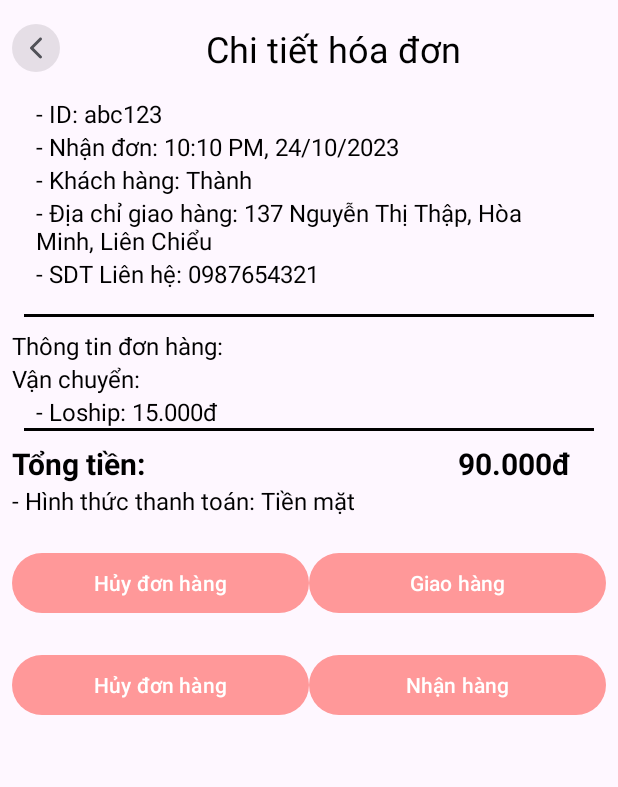
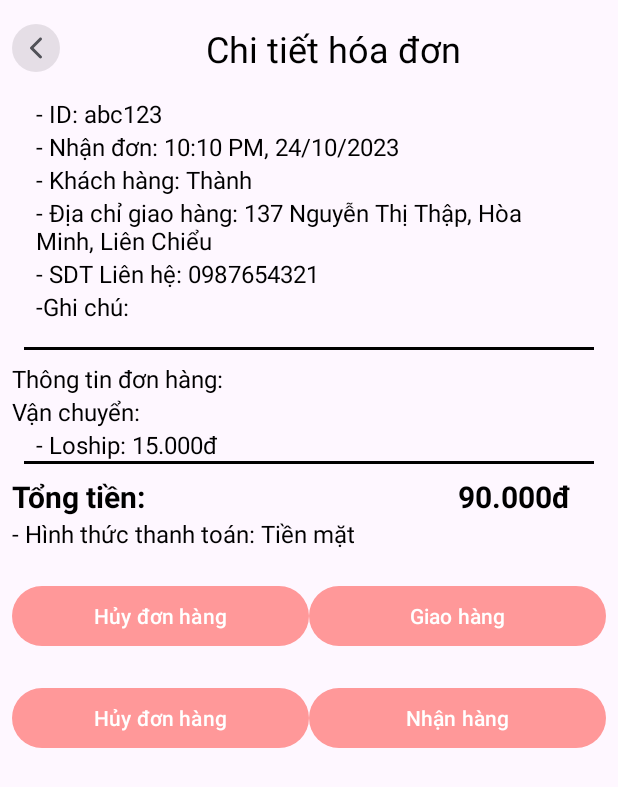
Before and after one commit to Mobile-Internship-2023-Org/Mobile-Internship-2023-Repo-FE, an Android app: the ChiTietHoaDonActivity screen opened directly, with no data from a screen before it, on a phone screen of 412 x 824 dp. Shown: the top 787 px of the screen. Run offline under Robolectric (Android 15) with nearby library versions, the phone set to English and light mode, and no system bars.

Commit message:
doan commit5

```diff
--- a/app/src/main/java/com/example/foody_app/activities/ChiTietHoaDonActivity.java
+++ b/app/src/main/java/com/example/foody_app/activities/ChiTietHoaDonActivity.java
@@ -36,7 +36,7 @@ import retrofit2.Response;
 
 public class ChiTietHoaDonActivity extends AppCompatActivity {
 
-    private TextView tvid, tvTen, tvDiaChi, tvNgayDat, tvsdt, tvTongTien;
+    private TextView tvid, tvTen, tvDiaChi, tvNgayDat, tvsdt, tvTongTien, tvGhiChu;
     private List<MonAnModel> mList = new ArrayList<>();
     private ListView mListView;
     private MonAnAdapter2 mAnAdapter2;
@@ -116,6 +116,8 @@ public class ChiTietHoaDonActivity extends AppCompatActivity {
         btnHuy2 = findViewById(R.id.btnHuyDon2);
         btnNhanDon = findViewById(R.id.btnNhanDon);
         btnNHanHang = findViewById(R.id.btnNhanHang);
+        imgBack = findViewById(R.id.imgBack);
+        tvGhiChu = findViewById(R.id.tvGhiChu);
     }
     private void getHoaDonById(int id){
         APIInterface apiInterface = APIClient.getInstance().create(APIInterface.class);
@@ -132,6 +134,12 @@ public class ChiTietHoaDonActivity extends AppCompatActivity {
                     tvTen.setText("Họ tên: "+model.getHoTen());
                     tvNgayDat.setText("Ngày đặt: "+new SimpleDateFormat("yyyy-MM-dd hh:mm").format(model.getNgayDat()));
                     tvTongTien.setText(ChiTietMonAnActivity.currencyFormat(""+model.getTongTienHoaDon())+"đ");
+                    Log.e("TAG", "onResponse: "+model.getGhiChu());
+                    if(model.getGhiChu().isEmpty()){
+                        tvGhiChu.setVisibility(View.GONE);
+                    }else{
+                        tvGhiChu.setText("Ghi chú: "+model.getGhiChu());
+                    }
                     if(trangThai.equals("Đã hoàn thành") || trangThai.equals("Hủy đơn")){
                         btnHuy1.setVisibility(View.GONE);
                         btnHuy2.setVisibility(View.GONE);
--- a/app/src/main/java/com/example/foody_app/activities/XacNhanDonHangActivity.java
+++ b/app/src/main/java/com/example/foody_app/activities/XacNhanDonHangActivity.java
@@ -530,7 +530,7 @@ public class XacNhanDonHangActivity extends AppCompatActivity
         int idGioHang = sharedPreferences.getInt("idGioHang", -1);
         String diaChi = sharedPreferences.getString("diaChi", "");
         int tongTienHoaDon = sharedPreferences.getInt("tongTien", -1);
-        String comment = sharedPreferences.getString("comment", "");
+        String comment = edComment.getText().toString();
         String phuongThucTT = sharedPreferences.getString("phuongThucTT", "Thanh toán tiền mặt");
 
         APIInterface apiInterface = APIClient.getInstance().create(APIInterface.class);
--- a/app/src/main/java/com/example/foody_app/fragments/GioHangFragment.java
+++ b/app/src/main/java/com/example/foody_app/fragments/GioHangFragment.java
@@ -115,7 +115,7 @@ public class GioHangFragment extends Fragment {
     public void updateTotalAmount() {
         long totalAmount = calculateTotal();
         TextView txtTongTien = getView().findViewById(R.id.txtTongTien);
-        txtTongTien.setText("Tổng tiền: " + ChiTietMonAnActivity.currencyFormat(totalAmount+"") + " VND");
+        txtTongTien.setText("Tổng tiền: " + ChiTietMonAnActivity.currencyFormat(totalAmount+"") + "đ");
     }
 
     private long calculateTotal() {
--- a/app/src/main/res/layout/activity_chi_tiet_hoa_don.xml
+++ b/app/src/main/res/layout/activity_chi_tiet_hoa_don.xml
@@ -68,6 +68,13 @@
         android:text="- SDT Liên hệ: 0987654321"
         android:textColor="#000000"
         android:textSize="16dp" />
+        <TextView
+            android:id="@+id/tvGhiChu"
+            android:layout_width="match_parent"
+            android:layout_height="wrap_content"
+            android:text="-Ghi chú: "
+            android:textColor="#000000"
+            android:textSize="16dp"/>
     </LinearLayout>
     <View
         android:layout_width="match_parent"
```
Also changed, not shown: app/src/main/java/com/example/foody_app/MainActivity.java (+5 -5 lines), app/src/main/java/com/example/foody_app/models/LichSuModel.java (+12 -0 lines), app/src/main/res/menu/bottom_navigation_menu.xml (+4 -4 lines).
